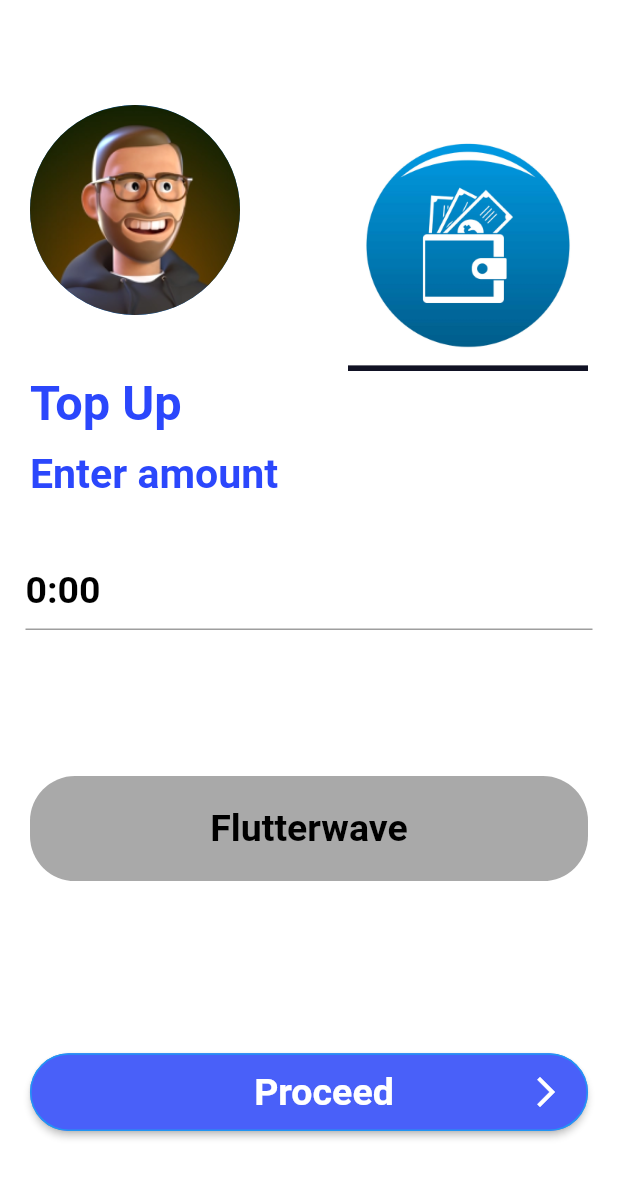
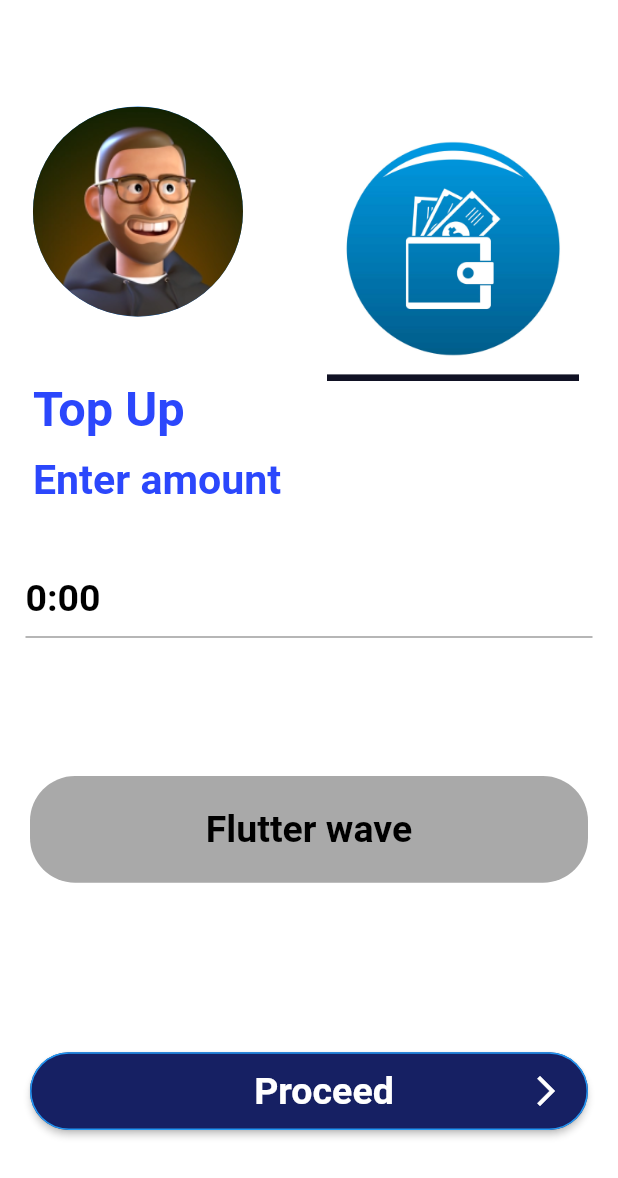
Before and after one commit to Teewhydot/one_go_appp, a Flutter app: the TopUpPage screen opened by its route, after a tap on "Flutterwave", on a phone screen of 412 x 824 dp. Shown: the top 1178 px of the screen. Run offline on Flutter 3.47's test engine with Material 2 defaults, Android fonts, the light colour scheme and no system bars; our stand-ins replace date_time_picker, dropdown_button2, figma_squircle, flutter_screenutil, form_field_validator, google_maps_flutter and 3 more.

Commit message:
Made color changes specified by the lead. change the custom blue color to a deeper shade of blue.

```diff
--- a/lib/custom_widgets/functionality/constants.dart
+++ b/lib/custom_widgets/functionality/constants.dart
@@ -79,7 +79,7 @@
 const normalWhiteStyle =
     TextStyle(color: whiteColor, fontSize: 18, fontWeight: FontWeight.normal);
 const busNumberTextColor = Color(0xff314fa3);
-const blueColor = Color(0xFF4960F9);
+const blueColor = Color(0xFF162063);
 const greyColor = Color(0xFFA9A9A9);
 const blueTextColor = Color(0xFF2743fb);
 const textColor = Color(0xFF3a3a3a);
--- a/lib/custom_widgets/user_interface_widgets/terminal_widget.dart
+++ b/lib/custom_widgets/user_interface_widgets/terminal_widget.dart
@@ -13,9 +13,10 @@
       onTap: () {
         onTap;
       },
+      child: Padding(
+        padding: const EdgeInsets.only(left: 60.0, right: 60.0),
         child: Container(
           height: 50,
-        width: 222,
           decoration: const BoxDecoration(
             color: textFieldFillColor,
             borderRadius: BorderRadius.all(Radius.circular(20)),
@@ -23,7 +24,8 @@
           child: Center(
             child: Text(
               terminalName,
-            style: boldBlueStyle,
+              style: boldBlueStyle.copyWith(color: blueColor),
+            ),
           ),
         ),
       ),
--- a/lib/main.dart
+++ b/lib/main.dart
@@ -23,9 +23,14 @@
   runApp(const MyApp());
 }
 
-class MyApp extends StatelessWidget {
+class MyApp extends StatefulWidget {
   const MyApp({Key? key}) : super(key: key);
 
+  @override
+  State<MyApp> createState() => _MyAppState();
+}
+
+class _MyAppState extends State<MyApp> {
   @override
   Widget build(BuildContext context) {
     return ScreenUtilInit(
--- a/lib/views/history.dart
+++ b/lib/views/history.dart
@@ -19,7 +19,7 @@
               Expanded(
                 flex: 1,
                 child: Container(
-                    color: Colors.blue,
+                    color: blueColor,
                     child: Stack(
                       children: [
                         Positioned(
@@ -100,7 +100,7 @@
               Expanded(
                 flex: 5,
                 child: Container(
-                  color: Colors.white,
+                  color: whiteColor,
                   child: ListView(
                     children: const [
                       HistoryWidget(
--- a/lib/views/sign_up_page.dart
+++ b/lib/views/sign_up_page.dart
@@ -116,7 +116,7 @@
                     ),
                     () {},
                     blueColor),
-                addVerticalSpacing(25),
+                addVerticalSpacing(100),
               ],
             ),
           ),
--- a/lib/views/top_up_page.dart
+++ b/lib/views/top_up_page.dart
@@ -5,7 +5,7 @@
 import 'package:one_go_app/generated/assets.dart';
 import 'package:one_go_app/views/top_up_step_two.dart';
 
-enum Platform { Paystack, Flutterwave }
+enum Platform { paystack, flutterwave }
 
 class TopUpPage extends StatelessWidget {
   static const String id = 'Top up page';
@@ -18,39 +18,39 @@
       body: SafeArea(
         child: Stack(
           children: [
-            const Positioned(
-              top: 70,
-              left: 20,
-              child: CircleAvatar(
+            Positioned(
+              top: 70.h,
+              left: 20.w,
+              child: const CircleAvatar(
                 radius: 70,
                 backgroundImage: AssetImage(Assets.figmaPngsProfilePhoto),
               ),
             ),
             Positioned(
-                top: 90,
-                right: 20,
+                top: 90.h,
+                right: 20.w,
                 child: Image.asset(
                   Assets.figmaPngsBlueWallet,
-                  height: 160,
-                  width: 160,
+                  height: 160.h,
+                  width: 160.w,
                 )),
             Positioned(
-                top: 250,
-                left: 20,
+                top: 250.h,
+                left: 20.w,
                 child: Text(
                   'Top Up',
                   style: boldBlueStyle.copyWith(fontSize: 32.sp),
                 )),
             Positioned(
-                top: 300,
-                left: 20,
+                top: 300.h,
+                left: 20.w,
                 child: Text(
                   'Payment gateway',
                   style: boldBlueStyle.copyWith(fontSize: 27.sp),
                 )),
             // grey
             Positioned(
-                top: 350,
+                top: 350.h,
                 left: 0,
                 right: 0,
                 child: Padding(
@@ -62,12 +62,12 @@
                           context,
                           MaterialPageRoute(
                               builder: (context) => const TopUpStepTwo(
-                                    selectedPlatform: Platform.Paystack,
+                                    selectedPlatform: Platform.paystack,
                                   )));
                     },
                     child: Container(
-                      height: 70,
-                      width: 150,
+                      height: 70.h,
+                      width: 150.w,
                       decoration: const BoxDecoration(
                           color: greyColor, borderRadius: borderRadius30All),
                       child: const Center(
@@ -80,7 +80,7 @@
                   ),
                 )),
             Positioned(
-                top: 450,
+                top: 450.h,
                 left: 0,
                 right: 0,
                 child: Padding(
@@ -92,12 +92,12 @@
                           context,
                           MaterialPageRoute(
                               builder: (context) => const TopUpStepTwo(
-                                    selectedPlatform: Platform.Flutterwave,
+                                    selectedPlatform: Platform.flutterwave,
                                   )));
                     },
                     child: Container(
-                      height: 70,
-                      width: 150,
+                      height: 70.h,
+                      width: 150.w,
                       decoration: const BoxDecoration(
                           color: greyColor, borderRadius: borderRadius30All),
                       child: const Center(
@@ -110,7 +110,7 @@
                   ),
                 )),
             Positioned(
-                bottom: 50,
+                bottom: 50.h,
                 left: 0,
                 right: 0,
                 child: Padding(
--- a/lib/views/top_up_step_two.dart
+++ b/lib/views/top_up_step_two.dart
@@ -26,38 +26,38 @@
       body: SafeArea(
         child: Stack(
           children: [
-            const Positioned(
-              top: 70,
-              left: 20,
-              child: CircleAvatar(
+            Positioned(
+              top: 70.h,
+              left: 20.w,
+              child: const CircleAvatar(
                 radius: 70,
                 backgroundImage: AssetImage(Assets.figmaPngsProfilePhoto),
               ),
             ),
             Positioned(
-                top: 90,
-                right: 20,
+                top: 90.h,
+                right: 20.w,
                 child: Image.asset(
                   Assets.figmaPngsBlueWallet,
-                  height: 160,
-                  width: 160,
+                  height: 160.h,
+                  width: 160.w,
                 )),
             Positioned(
-                top: 250,
-                left: 20,
+                top: 250.h,
+                left: 20.w,
                 child: Text(
                   'Top Up',
                   style: boldBlueStyle.copyWith(fontSize: 32.sp),
                 )),
             Positioned(
-                top: 300,
-                left: 20,
+                top: 300.h,
+                left: 20.w,
                 child: Text(
                   'Enter amount',
                   style: boldBlueStyle.copyWith(fontSize: 27.sp),
                 )),
             Positioned(
-              top: 350,
+              top: 350.h,
               left: 0,
               right: 0,
               child: Padding(
@@ -93,17 +93,17 @@
               ),
             ),
             // paystack or flutter wave
-            widget.selectedPlatform == Platform.Paystack
+            widget.selectedPlatform == Platform.paystack
                 ? Positioned(
-                    top: 500,
+                    top: 500.h,
                     left: 0,
                     right: 0,
                     child: Padding(
                       padding: const EdgeInsets.only(
                           left: 20, right: 20, top: 10, bottom: 10),
                       child: Container(
-                        height: 70,
-                        width: 150,
+                        height: 70.h,
+                        width: 150.w,
                         decoration: const BoxDecoration(
                             color: greyColor, borderRadius: borderRadius30All),
                         child: const Center(
@@ -122,20 +122,20 @@
                       padding: const EdgeInsets.only(
                           left: 20, right: 20, top: 10, bottom: 10),
                       child: Container(
-                        height: 70,
-                        width: 150,
+                        height: 70.h,
+                        width: 150.w,
                         decoration: const BoxDecoration(
                             color: greyColor, borderRadius: borderRadius30All),
                         child: const Center(
                           child: Text(
-                            'Flutterwave',
+                            'Flutter wave',
                             style: boldBlackStyle,
                           ),
                         ),
                       ),
                     )),
             Positioned(
-                bottom: 50,
+              bottom: 50.h,
               left: 0,
               right: 0,
               child: Padding(
@@ -147,7 +147,8 @@
                     ),
                     () {},
                     blueColor),
-                ))
+              ),
+            ),
           ],
         ),
       ),
```
Also changed, not shown: lib/custom_widgets/user_interface_widgets/custom_bottom_sheet.dart (+4 -4 lines), lib/views/terminals_page.dart (+9 -15 lines), assets/figma_pngs/onego_image.jpg (added), assets/figma_pngs/onego_image.png (deleted), lib/generated/assets.dart. Lines whose indentation alone changed are shown as unchanged.
